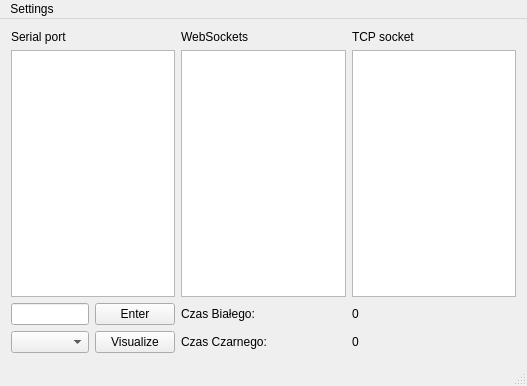
Above: websocket_serialport/mainwindow.ui from marianexyx/chess_core before the change. Below: the same form after it.
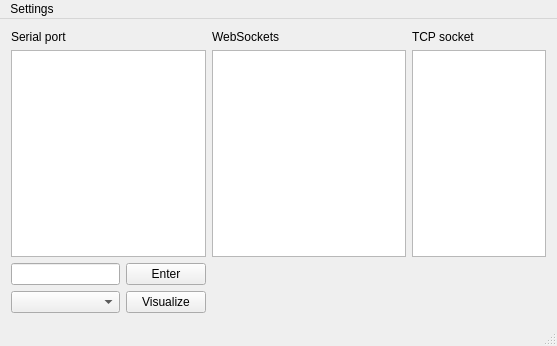
That is the form after the change.

The edit to the form file:
```diff
--- a/websocket_serialport/mainwindow.ui
+++ b/websocket_serialport/mainwindow.ui
@@ -6,8 +6,8 @@
    <rect>
     <x>0</x>
     <y>0</y>
-    <width>527</width>
-    <height>386</height>
+    <width>557</width>
+    <height>346</height>
    </rect>
   </property>
   <property name="windowTitle">
@@ -21,51 +21,7 @@
     <bool>true</bool>
    </property>
    <layout class="QGridLayout" name="gridLayout">
-    <item row="2" column="3">
-     <widget class="QPlainTextEdit" name="tcp_debug"/>
-    </item>
-    <item row="4" column="2">
-     <widget class="QLabel" name="label_4">
-      <property name="text">
-       <string>Czas Białego:</string>
-      </property>
-     </widget>
-    </item>
-    <item row="6" column="2">
-     <widget class="QLabel" name="label_5">
-      <property name="text">
-       <string>Czas Czarnego:</string>
-      </property>
-     </widget>
-    </item>
-    <item row="1" column="3">
-     <widget class="QLabel" name="label_3">
-      <property name="text">
-       <string>TCP socket</string>
-      </property>
-     </widget>
-    </item>
-    <item row="2" column="2">
-     <widget class="QPlainTextEdit" name="websocket_debug"/>
-    </item>
-    <item row="1" column="0">
-     <widget class="QLabel" name="label">
-      <property name="text">
-       <string>Serial port</string>
-      </property>
-     </widget>
-    </item>
-    <item row="6" column="0">
-     <widget class="QComboBox" name="port"/>
-    </item>
-    <item row="1" column="2">
-     <widget class="QLabel" name="label_2">
-      <property name="text">
-       <string>WebSockets</string>
-      </property>
-     </widget>
-    </item>
-    <item row="4" column="0">
+    <item row="5" column="0">
      <widget class="QLineEdit" name="commandLine">
       <property name="text">
        <string/>
@@ -78,17 +34,13 @@
       </property>
      </widget>
     </item>
-    <item row="6" column="1">
-     <widget class="QPushButton" name="visual">
-      <property name="text">
-       <string>Visualize</string>
-      </property>
-     </widget>
+    <item row="8" column="0">
+     <widget class="QComboBox" name="port"/>
     </item>
-    <item row="4" column="1">
-     <widget class="QPushButton" name="enterButton">
+    <item row="1" column="0">
+     <widget class="QLabel" name="label">
       <property name="text">
-       <string>Enter</string>
+       <string>Serial port</string>
       </property>
      </widget>
     </item>
@@ -102,17 +54,37 @@
       </property>
      </widget>
     </item>
-    <item row="4" column="3">
-     <widget class="QLabel" name="czas_bialego">
+    <item row="2" column="2">
+     <widget class="QPlainTextEdit" name="websocket_debug"/>
+    </item>
+    <item row="1" column="4">
+     <widget class="QLabel" name="label_3">
       <property name="text">
-       <string>0</string>
+       <string>TCP socket</string>
       </property>
      </widget>
     </item>
-    <item row="6" column="3">
-     <widget class="QLabel" name="czas_czarnego">
+    <item row="1" column="2">
+     <widget class="QLabel" name="label_2">
       <property name="text">
-       <string>0</string>
+       <string>WebSockets</string>
+      </property>
+     </widget>
+    </item>
+    <item row="2" column="4" colspan="2">
+     <widget class="QPlainTextEdit" name="tcp_debug"/>
+    </item>
+    <item row="5" column="1">
+     <widget class="QPushButton" name="enterButton">
+      <property name="text">
+       <string>Enter</string>
+      </property>
+     </widget>
+    </item>
+    <item row="8" column="1">
+     <widget class="QPushButton" name="visual">
+      <property name="text">
+       <string>Visualize</string>
       </property>
      </widget>
     </item>
@@ -123,8 +95,8 @@
     <rect>
      <x>0</x>
      <y>0</y>
-     <width>527</width>
-     <height>18</height>
+     <width>557</width>
+     <height>21</height>
     </rect>
    </property>
    <widget class="QMenu" name="menuTools">
```
